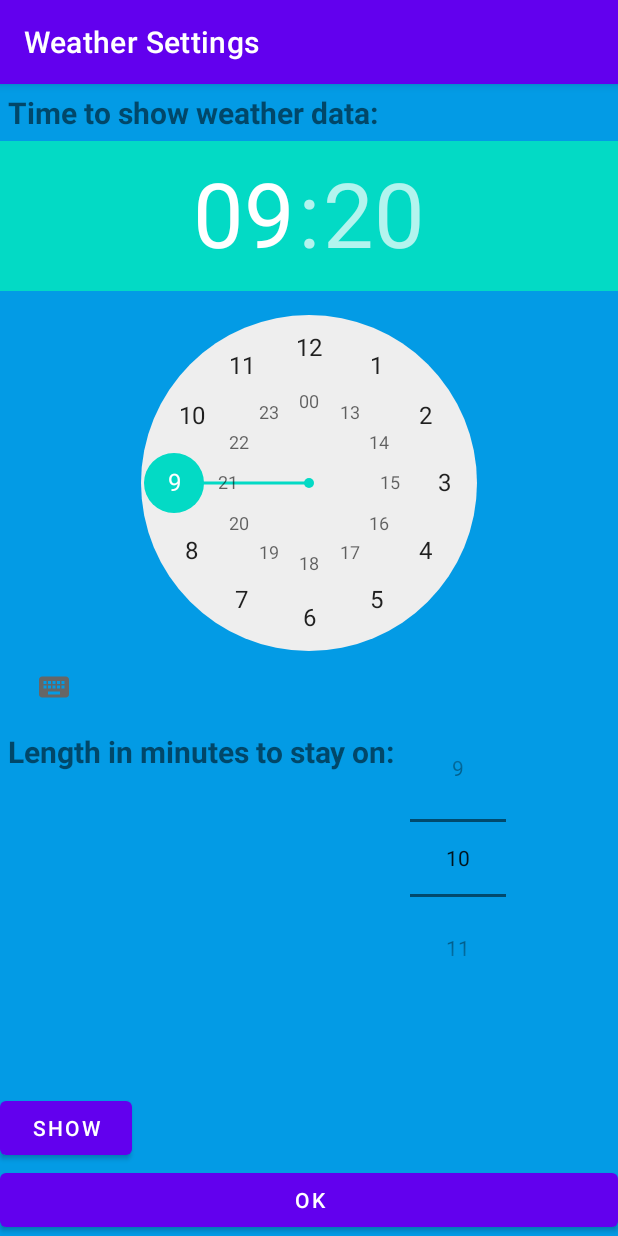
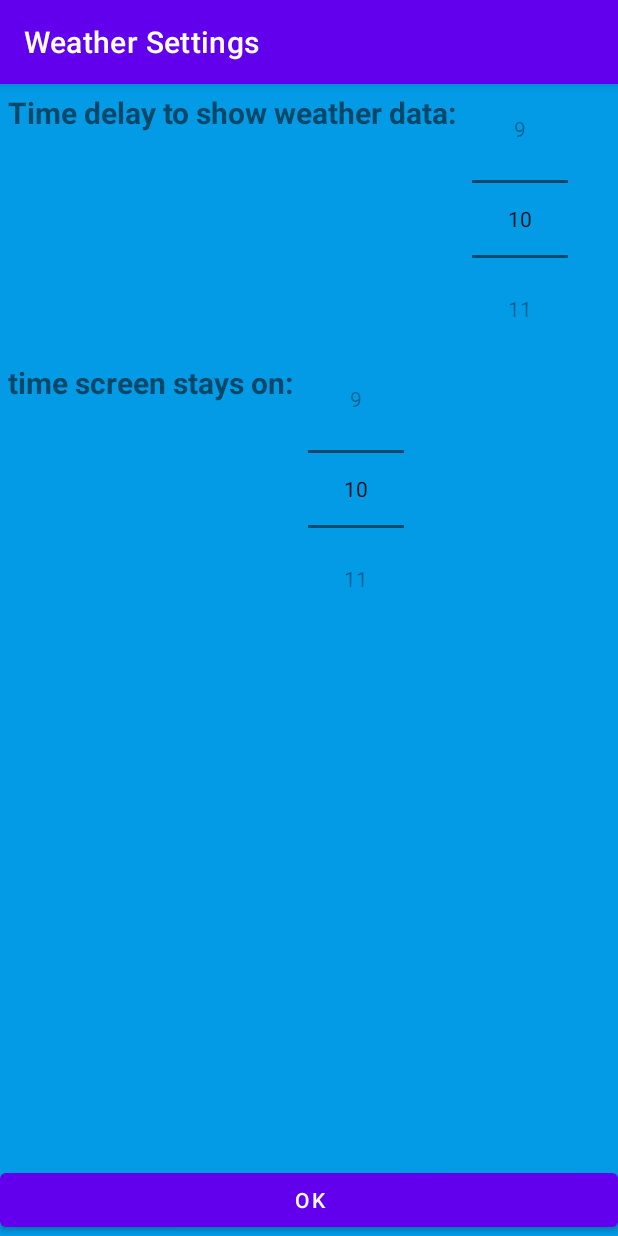
Before and after one commit to GertVercruyssen/WeatherReport, an Android app: the screen it shows after launch (FullscreenActivity), on a phone screen of 412 x 824 dp. Run offline under Robolectric (Android 15) with nearby library versions, the phone set to English and light mode, and no system bars.

Commit message:
screen now shows every 3 hours, with an added delay (setting) the start up screen has been modified, and will now set delay and screentime at the same time as showing the weather report. the screen should now also lock again.

```diff
--- a/app/build.gradle
+++ b/app/build.gradle
@@ -41,7 +41,6 @@ dependencies {
     implementation 'com.google.android.material:material:1.6.1'
     implementation 'com.google.code.gson:gson:2.10'
     testImplementation 'junit:junit:4.13.2'
-    implementation 'com.github.MatteoBattilana:WeatherView:3.0.0'
     implementation 'com.github.PhilJay:MPAndroidChart:v2.2.0'
     implementation("org.jetbrains.kotlinx:kotlinx-coroutines-android:1.3.9")
     androidTestImplementation 'androidx.test.ext:junit:1.1.3'
--- a/app/src/main/java/com/example/weatherreport/FullscreenActivity.kt
+++ b/app/src/main/java/com/example/weatherreport/FullscreenActivity.kt
@@ -30,59 +30,26 @@ class FullscreenActivity : AppCompatActivity() {
         binding = ActivityMainBinding.inflate(layoutInflater)
         setContentView(binding.root)
 
-        binding.timepicker.setIs24HourView(true)
-        binding.timepicker.hour = sharedPref.getInt("hours", 9)
-        binding.timepicker.minute = sharedPref.getInt("minutes", 20)
-        binding.lengthvalue.minValue=1
-        binding.lengthvalue.maxValue=30
-        binding.lengthvalue.value = sharedPref.getInt("length", 10)
+        binding.screenvalue.minValue=1
+        binding.screenvalue.maxValue=60
+        binding.screenvalue.value = sharedPref.getInt("screen", 10)
+        binding.delayvalue.minValue=0
+        binding.delayvalue.maxValue=180
+        binding.delayvalue.value = sharedPref.getInt("delay", 10)
 
         binding.okButton.setOnClickListener{
-            saveSettings(binding.timepicker.hour,binding.timepicker.minute,binding.lengthvalue.value)
-            setAlarm(binding.timepicker.hour,binding.timepicker.minute,binding.lengthvalue.value)
-        }
-        binding.showButton.setOnClickListener{
+            saveSettings(binding.screenvalue.value, binding.delayvalue.value)
             val intent = Intent(applicationContext, WeatherActivity::class.java)
-            intent.putExtra("ShowWeatherLength",binding.lengthvalue.value)
+            intent.putExtra("ShowScreenLength",binding.screenvalue.value)
+            intent.putExtra("ShowDelay",binding.delayvalue.value)
             this.startActivity(intent)
         }
     }
 
-    private fun saveSettings(hour: Int, minute: Int, value: Int) {
+    private fun saveSettings(screen: Int, delay: Int) {
         val editor = sharedPref.edit()
-        editor.putInt("hours",hour)
-        editor.putInt("minutes",minute)
-        editor.putInt("length",value)
+        editor.putInt("screen",screen)
+        editor.putInt("delay",delay)
         editor.apply()
     }
-
-    private fun setAlarm(hour: Int, minutes: Int, length: Int) {
-        //Set alarm for tomorrow
-        AlarmManager.RTC_WAKEUP
-        val am= applicationContext.getSystemService(ALARM_SERVICE) as AlarmManager
-        //tomorrow morning
-        val tomorrowmorning = GregorianCalendar().apply {
-            add(Calendar.DATE, 1)
-            set(Calendar.HOUR_OF_DAY,hour)
-            set(Calendar.MINUTE, minutes)
-        }.timeInMillis
-
-        //set the intent
-//        val intent = Intent(applicationContext, WeatherActivity::class.java)
-//        intent.action = "com.example.weatherreport"
-//        intent.putExtra("ShowWeatherLength",length)
-//        intent.putExtra("ShowWeatherHour",hour)
-//        intent.putExtra("ShowWeatherMinutes",minutes)
-//        val pintent = PendingIntent.getActivity(this,0,intent,PendingIntent.FLAG_UPDATE_CURRENT or PendingIntent.FLAG_IMMUTABLE)
-
-        val intent = Intent(applicationContext, BroadCastReceiver::class.java)
-        intent.action = "com.example.weatherreport"
-        intent.putExtra("ShowWeatherLength",length)
-        intent.putExtra("ShowWeatherHour",hour)
-        intent.putExtra("ShowWeatherMinutes",minutes)
-        val pintent= PendingIntent.getBroadcast(this,0,intent,PendingIntent.FLAG_UPDATE_CURRENT or PendingIntent.FLAG_IMMUTABLE)
-
-        am.setExactAndAllowWhileIdle(AlarmManager.RTC_WAKEUP,tomorrowmorning, pintent)
-        //am.setRepeating(AlarmManager.RTC_WAKEUP,tomorrowmorning,AlarmManager.INTERVAL_DAY, pintent)
-    }
 }
--- a/app/src/main/res/layout/activity_main.xml
+++ b/app/src/main/res/layout/activity_main.xml
@@ -7,45 +7,40 @@
     android:theme="@style/ThemeOverlay.WeatherReport.FullscreenContainer"
     tools:context=".FullscreenActivity">
     <TextView
-        android:id="@+id/hourText"
+        android:id="@+id/delayText"
         android:layout_gravity="start"
         android:layout_width="wrap_content"
         android:layout_height="wrap_content"
-        android:text="Time to show weather data: "
+        android:text="Time delay to show weather data: "
         android:textSize="20sp"
         android:textStyle="bold"
         android:padding="5dp"
         android:layout_alignParentTop="true"/>
-
-    <TimePicker
-        android:id="@+id/timepicker"
+    <NumberPicker
         android:layout_width="wrap_content"
         android:layout_height="wrap_content"
-        android:layout_below="@id/hourText"/>
+        android:id="@+id/delayvalue"
+        android:layout_alignParentTop="true"
+        android:layout_toRightOf="@+id/delayText"/>
+
 
     <TextView
-        android:id="@+id/lengthText"
+        android:id="@+id/screenText"
         android:layout_width="wrap_content"
         android:layout_height="wrap_content"
         android:layout_gravity="start"
         android:padding="5dp"
-        android:text="Length in minutes to stay on: "
+        android:text="time screen stays on: "
         android:textSize="20sp"
         android:textStyle="bold"
-        android:layout_below="@id/timepicker"/>
+        android:layout_below="@id/delayvalue"/>
     <NumberPicker
         android:layout_width="wrap_content"
         android:layout_height="wrap_content"
-        android:id="@+id/lengthvalue"
-        android:layout_below="@id/timepicker"
-        android:layout_toRightOf="@id/lengthText"/>
+        android:id="@+id/screenvalue"
+        android:layout_below="@id/delayvalue"
+        android:layout_toRightOf="@+id/screenText"/>
 
-    <Button
-        android:id="@+id/showButton"
-        android:layout_width="wrap_content"
-        android:layout_height="wrap_content"
-        android:text="Show"
-        android:layout_above="@id/okButton"/>
     <Button
         android:id="@+id/okButton"
         android:layout_width="match_parent"
```
Also changed, not shown: app/src/main/java/com/example/weatherreport/BroadCastReceiver.kt (+4 -6 lines), app/src/main/java/com/example/weatherreport/WeatherActivity.kt (+21 -36 lines), app/src/main/res/layout/activity_weather.xml (+0 -9 lines).
